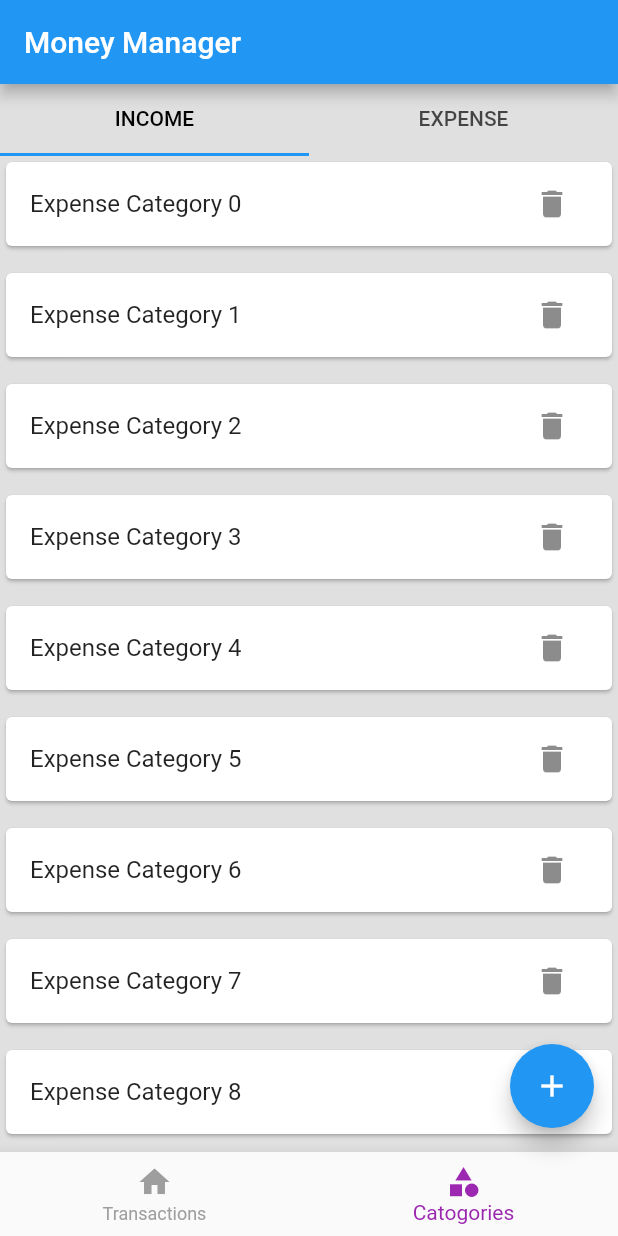
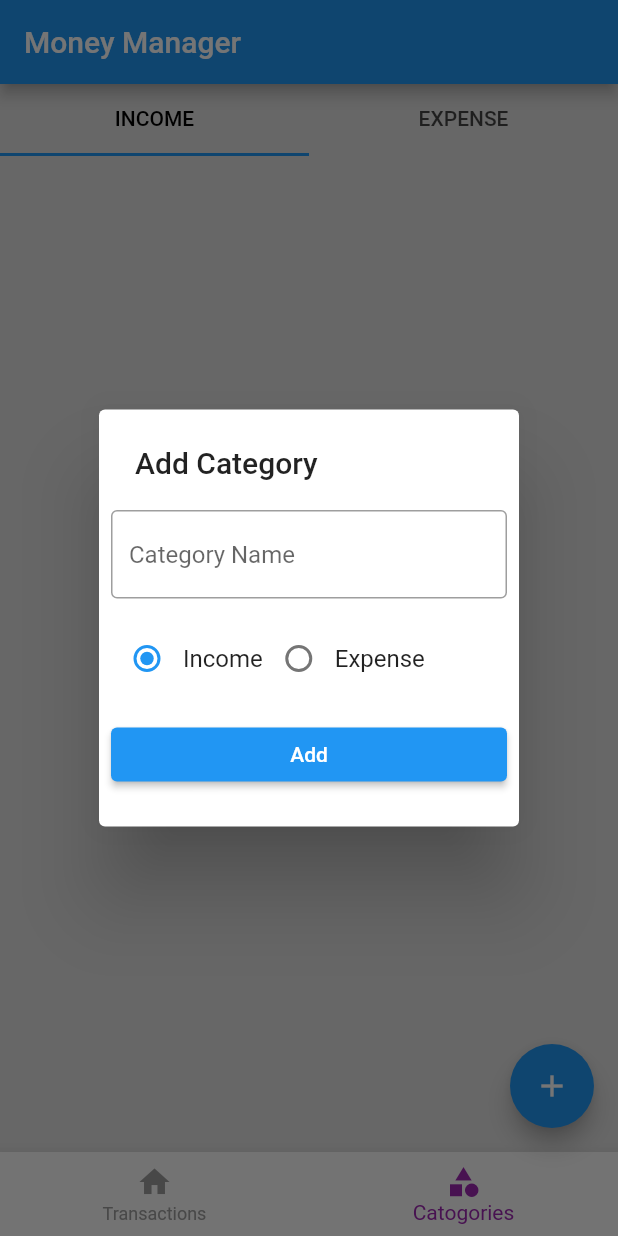
Before and after one commit to abhin2002/Personal_money_management_app, a Flutter app: the screen it shows after launch, item 2 of the bottom bar chosen, after a tap on the "add" icon, on a phone screen of 412 x 824 dp. Run offline on Flutter 3.47's test engine with Material 2 defaults, Android fonts, the phone set to English and light mode, and no system bars; our stand-ins replace hive_flutter; accounts and stored records are empty.

Commit message:
category page completed

```diff
--- a/lib/db/category/category_db.dart
+++ b/lib/db/category/category_db.dart
@@ -1,13 +1,67 @@
+import 'package:flutter/cupertino.dart';
+import 'package:hive_flutter/hive_flutter.dart';
 import 'package:personal_money_management_app/models/category/category_model.dart';
 
+const CATEGORY_DB_NAME = 'category-database';
+
 abstract class CategoryDbFunctions{
-  //List<CategoryModel> getCategory();
+  Future <List<CategoryModel>> getCategories();
   Future <void> insertCategory(CategoryModel value);
+  Future <void> deleteCategory(String categoryID);
 }
 
 class CategoryDB implements CategoryDbFunctions{
 
+  CategoryDB._internal();
+
+  static CategoryDB instance = CategoryDB._internal();
+
+  factory CategoryDB() {
+    return instance;
+  }
+
+  ValueNotifier<List<CategoryModel>> incomeCategoryListListener = ValueNotifier([]);
+  ValueNotifier<List<CategoryModel>> expenseCategoryListListener = ValueNotifier([]);
+
+  get expenseCategoryList => null;
+
   @override
-  Future<void> insertCategory(CategoryModel value) async{}
+  Future<void> insertCategory(CategoryModel value) async{
 
+    final _categoryDB = await Hive.openBox<CategoryModel>(CATEGORY_DB_NAME);
+    await _categoryDB.put(value.id,value); //using put instead of add becouse with put we can assign the primary key
+    refreshUI();
+  }
+
+  @override
+  Future<List<CategoryModel>> getCategories() async{
+    final _categoryDB = await Hive.openBox<CategoryModel>(CATEGORY_DB_NAME);
+    return _categoryDB.values.toList();
+  }
+
+  Future<void> refreshUI() async {
+    final _allCategories = await getCategories();
+    incomeCategoryListListener.value.clear();
+    expenseCategoryListListener.value.clear();
+    await Future.forEach(
+    _allCategories,
+    (CategoryModel category) {
+      if(category.type == CategoryType.income){
+        incomeCategoryListListener.value.add(category);
+      }else{
+        expenseCategoryListListener.value.add(category);
+      }
+    },
+    );
+
+    incomeCategoryListListener.notifyListeners();
+    expenseCategoryListListener.notifyListeners();
+  }
+
+  @override
+  Future<void> deleteCategory(String categoryID) async{
+    final _categoryDB = await Hive.openBox<CategoryModel>(CATEGORY_DB_NAME);  //data base box open
+    await _categoryDB.delete(categoryID);
+    refreshUI();
+  }
 }
--- a/lib/main.dart
+++ b/lib/main.dart
@@ -1,7 +1,19 @@
 import 'package:flutter/material.dart';
+import 'package:hive_flutter/hive_flutter.dart';
+import 'package:personal_money_management_app/models/category/category_model.dart';
 import 'package:personal_money_management_app/screens/home/screen_home.dart';
 
-void main() {
+Future<void> main() async{
+  WidgetsFlutterBinding.ensureInitialized(); //for checking the connection of plegins with platform channels before sterting the app
+  await Hive.initFlutter();
+
+  if(!Hive.isAdapterRegistered(CategoryTypeAdapter().typeId)){  //if there is no teble then it creates
+    Hive.registerAdapter(CategoryTypeAdapter());
+  }
+
+  if(!Hive.isAdapterRegistered(CategoryModelAdapter().typeId)){
+    Hive.registerAdapter(CategoryModelAdapter());
+  }
   runApp(const MyApp());
 }
 
--- a/lib/models/category/category_model.dart
+++ b/lib/models/category/category_model.dart
@@ -1,13 +1,19 @@
+
 
 import 'package:flutter/foundation.dart';
 import 'package:hive_flutter/adapters.dart';
+part 'category_model.g.dart';
 
+@HiveType(typeId: 2)
 enum CategoryType{
+  @HiveField(0)
   income,
+
+  @HiveField(1)
   expense,
 }
 
-@HiveType(typeId: 1)
+@HiveType(typeId: 1) //table 1
 class CategoryModel{
 
   @HiveField(0)
@@ -27,5 +33,10 @@ class CategoryModel{
     required this.name,
     required this.type,
     this.isDeleted = false
-    });
+  });
+
+  @override
+  String toString(){
+    return '$name $type';
+  }
 }
--- /dev/null
+++ b/lib/screens/category/category_add_popup.dart
@@ -0,0 +1,104 @@
+import 'package:flutter/cupertino.dart';
+import 'package:flutter/material.dart';
+import 'package:flutter/services.dart';
+import 'package:personal_money_management_app/db/category/category_db.dart';
+import 'package:personal_money_management_app/models/category/category_model.dart';
+
+ValueNotifier<CategoryType> selectedCategoryNotifier =
+  ValueNotifier(CategoryType.income);
+
+Future<void> showCategoryAddPopup(BuildContext context) async {
+  final _nameEditingController = TextEditingController();
+
+  showDialog(
+    context: context,
+    builder: (ctx) {
+      return SimpleDialog(
+        title: Text('Add Category'),
+        children: [
+          Padding(
+            padding: const EdgeInsets.all(8.0),
+            child: TextFormField(
+              controller: _nameEditingController,
+              decoration: const InputDecoration(
+                hintText: 'Category Name',
+                border: OutlineInputBorder(),
+              ),
+            ),
+          ),
+
+          Padding(
+            padding: const EdgeInsets.all(8.0),
+            child: Row(
+              children: const [
+                RadioButton(title: 'Income', type: CategoryType.income),
+                RadioButton(title: 'Expense', type: CategoryType.expense),
+
+              ],
+            ),
+
+          ),
+
+          Padding(
+            padding: const EdgeInsets.all(8.0),
+            child: ElevatedButton(
+              onPressed: () {
+                final _name = _nameEditingController.text;
+                if(_name.isEmpty){
+                  return;
+                }
+                final _type = selectedCategoryNotifier.value;
+                final _category = CategoryModel(
+                  id: DateTime.now().microsecondsSinceEpoch.toString(),
+                  name: _name,
+                  type: _type
+                );
+
+                CategoryDB().insertCategory(_category);
+                Navigator.of(ctx).pop();
+              },
+              child: const Text('Add'),
+              ),
+          )
+
+        ],
+      );
+    },
+  );
+}
+
+class RadioButton extends StatelessWidget {
+  final String title;
+  final CategoryType type;
+  const RadioButton({
+    Key? key,
+    required this.title,
+    required this.type
+  }): super(key: key);
+
+
+
+
+  @override
+  Widget build(BuildContext context) {
+    return Row(
+      children: [
+        ValueListenableBuilder(valueListenable: selectedCategoryNotifier,
+         builder: (BuildContext context, CategoryType newCategory, Widget? _) {
+          return Radio<CategoryType>(
+          value: type,
+          groupValue: selectedCategoryNotifier.value,
+          onChanged: (value){
+            if(value == null){
+              return;
+            }
+            selectedCategoryNotifier.value = value;
+            selectedCategoryNotifier.notifyListeners();
+          },
+          );
+        }),
+        Text(title),
+      ],
+    );
+  }
+}
--- a/lib/screens/category/income_catogory_list.dart
+++ b/lib/screens/category/income_catogory_list.dart
@@ -2,20 +2,29 @@ import 'package:flutter/material.dart';
 import 'package:flutter/src/widgets/container.dart';
 import 'package:flutter/src/widgets/framework.dart';
 
+import '../../db/category/category_db.dart';
+import '../../models/category/category_model.dart';
+
 class IncomeCategoryList extends StatelessWidget {
   const IncomeCategoryList({super.key});
 
-  @override
+   @override
   Widget build(BuildContext context) {
-    return ListView.separated(
+    return ValueListenableBuilder(
+      valueListenable: CategoryDB().incomeCategoryListListener,
+      builder: (BuildContext ctx, List<CategoryModel> newList, Widget? _) {
+        return ListView.separated(
       itemBuilder: (context, index) {
+        final category = newList[index];
         return Card
         (
           child: ListTile(
-            title: Text('Expense Category $index'),
+            title: Text(category.name),
             trailing: IconButton(
-              onPressed: () {},
-              icon: Icon(Icons.delete),
+              onPressed: () {
+                CategoryDB.instance.deleteCategory(category.id);
+              },
+              icon: const Icon(Icons.delete),
             ),
           ),
         );
@@ -23,6 +32,8 @@ class IncomeCategoryList extends StatelessWidget {
       separatorBuilder: (context, index) {
         return const SizedBox(height: 10);
       },
-      itemCount: 100);
+      itemCount: newList.length);
+      },
+    );
   }
 }
--- a/lib/screens/category/screen_catogory.dart
+++ b/lib/screens/category/screen_catogory.dart
@@ -1,6 +1,8 @@
 import'package:flutter/material.dart';
 import 'package:personal_money_management_app/screens/category/expense_category_list.dart';
 import 'package:personal_money_management_app/screens/category/income_catogory_list.dart';
+
+import '../../db/category/category_db.dart';
 
 class ScreenCatogory extends StatefulWidget {
   const ScreenCatogory({super.key});
@@ -17,6 +19,8 @@ class _ScreenCatogoryState extends State<ScreenCatogory> with SingleTickerProvid
   @override
   void initState(){
     _tabController = TabController(length: 2, vsync: this);
+    CategoryDB().refreshUI();
+    super.initState();
   }
 
   Widget build(BuildContext context) {
--- a/lib/screens/home/screen_home.dart
+++ b/lib/screens/home/screen_home.dart
@@ -2,6 +2,9 @@
 import 'package:flutter/src/widgets/framework.dart';
 
 import'package:flutter/material.dart';
+import 'package:personal_money_management_app/db/category/category_db.dart';
+import 'package:personal_money_management_app/models/category/category_model.dart';
+import 'package:personal_money_management_app/screens/category/category_add_popup.dart';
 import 'package:personal_money_management_app/screens/category/screen_catogory.dart';
 import 'package:personal_money_management_app/screens/home/widgets/bottom_navigation.dart';
 import 'package:personal_money_management_app/screens/transactions/screen_transaction.dart';
@@ -38,6 +41,13 @@ class ScreenHome extends StatelessWidget {
             }
             else{
               print("Add catogy");
+              showCategoryAddPopup(context);
+              // final _sample = CategoryModel(
+              //   id: DateTime.now().millisecondsSinceEpoch.toString(),
+              //   name: 'Travel',
+              //   type: CategoryType.expense,
+              //   );
+              //   CategoryDB().insertCategory(_sample);
             }
 
         },
```
Also changed, not shown: lib/screens/category/expense_category_list.dart (+16 -5 lines), pubspec.yaml (+4 -4 lines), lib/models/category/category_model.g.dart (added), pubspec.lock.
